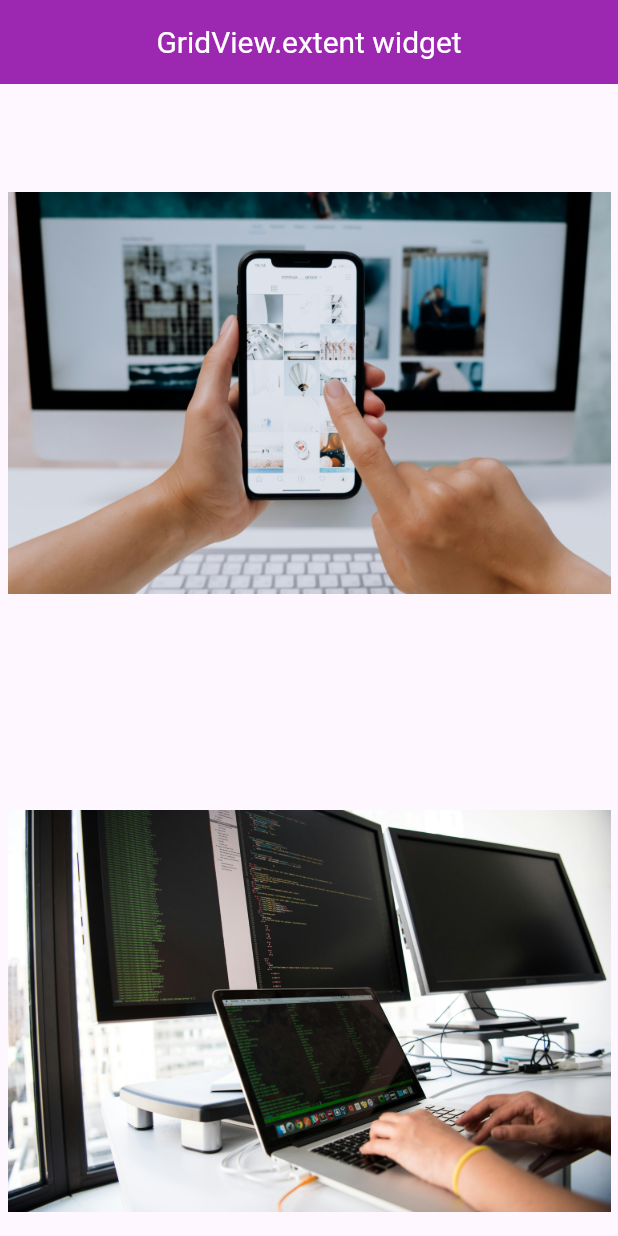
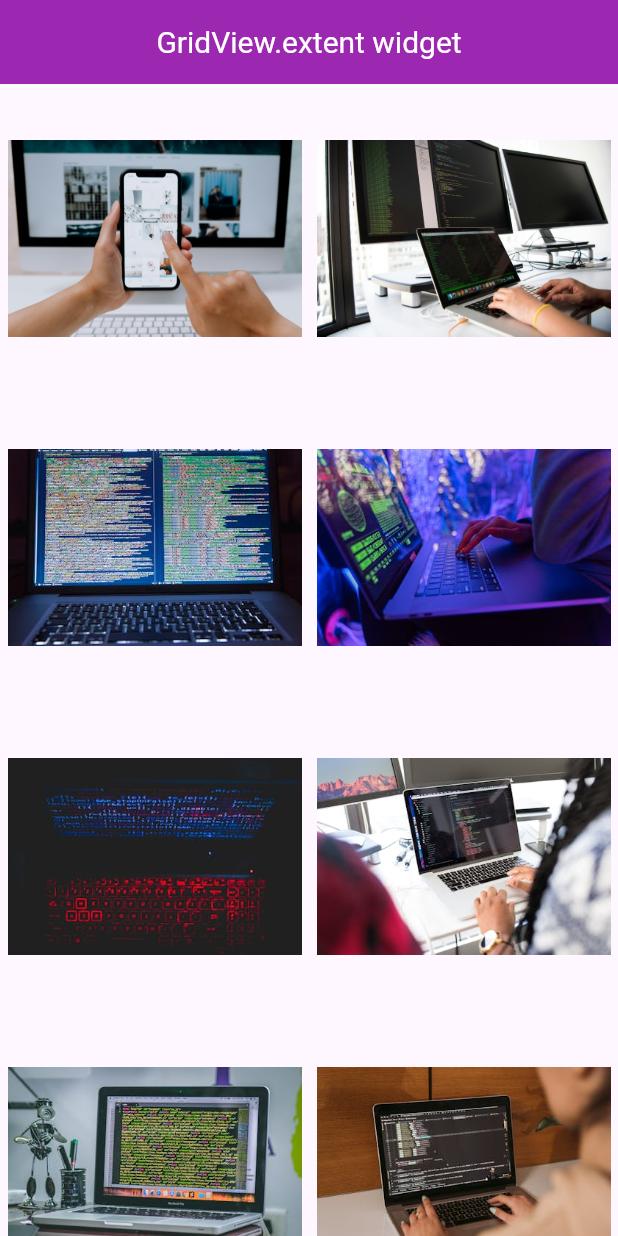
Before and after one commit to Majok-Bol/grid_view_extent, a Flutter app: the screen it shows after launch, on a phone screen of 412 x 824 dp. Run offline on Flutter 3.47's test engine with Material 3 defaults, Android fonts, the light colour scheme and no system bars.

Commit message:
added maxCrossAxisExtent

```diff
--- a/lib/main.dart
+++ b/lib/main.dart
@@ -23,7 +23,7 @@
       debugShowCheckedModeBanner: false,
       home: Scaffold(
         appBar: AppBar(title: Text('GridView.extent widget',style: TextStyle(color: Colors.white,fontSize: 20),),centerTitle: true,backgroundColor: Colors.purple,),
-        body:GridView.extent(maxCrossAxisExtent:450,
+        body:GridView.extent(maxCrossAxisExtent:250,
             crossAxisSpacing: 10,
             mainAxisSpacing: 10,
       padding: EdgeInsets.all(5),
```
